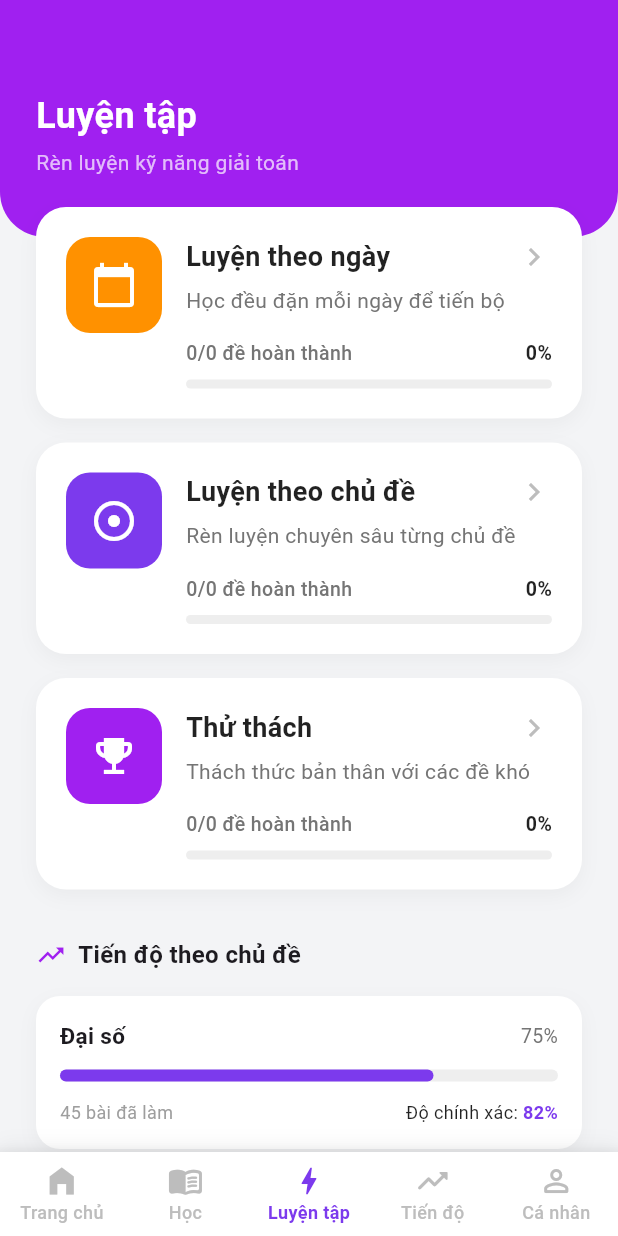
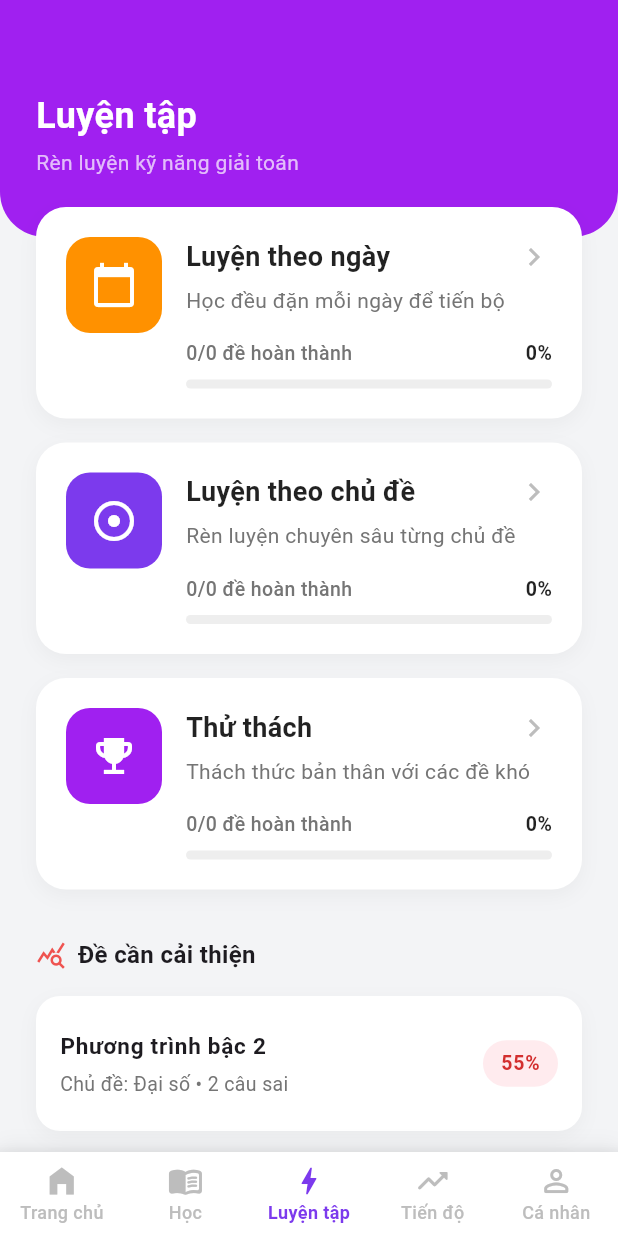
Before and after one commit to theanh2301/matchapp_frontend_03, a Flutter app: the screen it shows after launch, item 3 of the bottom bar chosen, on a phone screen of 412 x 824 dp. Run offline on Flutter 3.47's test engine with Material 3 defaults, Android fonts, the phone set to English and light mode, and no system bars; our stand-ins replace fl_chart, flip_card, flutter_card_swiper; network calls fail.

```diff
--- a/lib/ui/screens/practice/exam_screen.dart
+++ b/lib/ui/screens/practice/exam_screen.dart
@@ -9,12 +9,13 @@ import '../../../data/services/exam_service.dart'; // Nơi chứa PracticeListSe
 class QuizScreen extends StatefulWidget {
   final int practiceId; // Bắt buộc truyền ID bài tập vào
   final String title;
-
+  final int userId;
 
   const QuizScreen({
     super.key,
     required this.practiceId,
     required this.title,
+    required this.userId,
   });
 
   @override
@@ -104,7 +105,7 @@ class _QuizScreenState extends State<QuizScreen> {
     });
 
     // TODO: Lấy userId thực tế đang đăng nhập trong app của bạn
-    int currentUserId = 1;
+    int currentUserId = widget.userId;
     List<PracticeProgressRequest> requests = [];
 
     // Duyệt qua các câu hỏi đã chọn đáp án để tạo list request
--- a/lib/ui/screens/practice/practice_screen.dart
+++ b/lib/ui/screens/practice/practice_screen.dart
@@ -20,6 +20,40 @@ class _PracticeScreenState extends State<PracticeScreen> {
 
   final int currentUserId = 1;
 
+  // --- MOCK DATA: Dữ liệu mẫu cho phần Đề dưới 70% ---
+  // (Sau này bạn có thể thay thế bằng dữ liệu gọi từ API)
+  final List<Map<String, dynamic>> _weakTests = [
+    {
+      "testName": "Phương trình bậc 2",
+      "topic": "Đại số",
+      "accuracy": 0.55, // 55%
+      "mistakes": [
+        {
+          "question": "Giải phương trình: x² - 5x + 6 = 0",
+          "userAnswer": "x = 2",
+          "correctAnswer": "x = 2 hoặc x = 3"
+        },
+        {
+          "question": "Tính nghiệm kép của: x² - 4x + 4 = 0",
+          "userAnswer": "x = 4",
+          "correctAnswer": "x = 2"
+        }
+      ]
+    },
+    {
+      "testName": "Đề ôn tập Hệ thức lượng",
+      "topic": "Hình học",
+      "accuracy": 0.65, // 65%
+      "mistakes": [
+        {
+          "question": "Tính sin(45°)",
+          "userAnswer": "1/2",
+          "correctAnswer": "√2/2"
+        }
+      ]
+    }
+  ];
+
   @override
   void initState() {
     super.initState();
@@ -38,7 +72,7 @@ class _PracticeScreenState extends State<PracticeScreen> {
           crossAxisAlignment: CrossAxisAlignment.start,
           children: [
             // ==========================================
-            // 1. HEADER
+            // 1. HEADER (Giữ nguyên)
             // ==========================================
             Container(
               width: double.infinity,
@@ -76,7 +110,7 @@ class _PracticeScreenState extends State<PracticeScreen> {
             ),
 
             // ==========================================
-            // 2. CÁC THẺ BÀI TẬP (Truyền practiceType & Future)
+            // 2. CÁC THẺ BÀI TẬP (Giữ nguyên)
             // ==========================================
             Transform.translate(
               offset: const Offset(0, -20),
@@ -121,18 +155,18 @@ class _PracticeScreenState extends State<PracticeScreen> {
                     const SizedBox(height: 32),
 
                     // ==========================================
-                    // 3. TIẾN ĐỘ THEO CHỦ ĐỀ
+                    // 3 & 4 (GỘP): ĐỀ CẦN CẢI THIỆN & LỖI SAI (MỚI)
                     // ==========================================
                     Row(
                       children: [
                         Icon(
-                          Icons.trending_up,
-                          color: AppColors.purple,
+                          Icons.query_stats,
+                          color: Colors.red.shade400,
                           size: 20,
                         ),
                         const SizedBox(width: 8),
                         const Text(
-                          "Tiến độ theo chủ đề",
+                          "Đề cần cải thiện",
                           style: TextStyle(
                             fontSize: 16,
                             fontWeight: FontWeight.bold,
@@ -141,57 +175,16 @@ class _PracticeScreenState extends State<PracticeScreen> {
                       ],
                     ),
                     const SizedBox(height: 16),
-                    Column(
-                      children: [
-                        _buildSubjectProgressCard("Đại số", 0.75, "45 bài đã làm", "82%", AppColors.primary),
-                        const SizedBox(height: 12),
-                        _buildSubjectProgressCard("Hình học", 0.60, "32 bài đã làm", "78%", AppColors.green),
-                        const SizedBox(height: 12),
-                        _buildSubjectProgressCard("Lượng giác", 0.40, "18 bài đã làm", "65%", AppColors.orange),
-                      ],
-                    ),
+                    // Duyệt qua danh sách các đề yếu để render UI
+                    ..._weakTests.map((test) => Padding(
+                      padding: const EdgeInsets.only(bottom: 16.0),
+                      child: _buildExpandableWeakTestCard(test),
+                    )),
 
-                    const SizedBox(height: 32),
+                    const SizedBox(height: 16),
 
                     // ==========================================
-                    // 4. LỖI CẦN ÔN LẠI
-                    // ==========================================
-                    Row(
-                      children: [
-                        Icon(
-                          Icons.bug_report_outlined,
-                          color: Colors.red.shade400,
-                          size: 20,
-                        ),
-                        const SizedBox(width: 8),
-                        const Text(
-                          "Lỗi cần ôn lại",
-                          style: TextStyle(
-                            fontSize: 16,
-                            fontWeight: FontWeight.bold,
-                          ),
-                        ),
-                      ],
-                    ),
-                    const SizedBox(height: 16),
-                    _buildMistakeCard(
-                      tag: "Phương trình bậc 2",
-                      question: "Giải phương trình: x² - 5x + 6 = 0",
-                      userAnswer: "x = 2",
-                      correctAnswer: "x = 2 hoặc x = 3",
-                    ),
-                    const SizedBox(height: 16),
-                    _buildMistakeCard(
-                      tag: "Lượng giác",
-                      question: "Tính sin(45°)",
-                      userAnswer: "1/2",
-                      correctAnswer: "√2/2",
-                    ),
-
-                    const SizedBox(height: 32),
-
-                    // ==========================================
-                    // 5. AI GỢI Ý LUYỆN TẬP
+                    // 5. AI GỢI Ý LUYỆN TẬP (Giữ nguyên)
                     // ==========================================
                     Container(
                       padding: const EdgeInsets.all(20),
@@ -261,7 +254,7 @@ class _PracticeScreenState extends State<PracticeScreen> {
     );
   }
 
-  // --- CẬP NHẬT: Thêm practiceType và FutureBuilder vào Card ---
+  // --- WIDGET CON: Thẻ bài tập (Giữ nguyên không đổi) ---
   Widget _buildChallengeCard({
     required BuildContext context,
     required String practiceType,
@@ -275,12 +268,9 @@ class _PracticeScreenState extends State<PracticeScreen> {
     return FutureBuilder<PracticeModel>(
         future: futureStats,
         builder: (context, snapshot) {
-
-          // Giá trị mặc định khi đang tải hoặc lỗi
           String displayProgressText = "Đang tải...";
           double displayProgressValue = 0.0;
 
-          // Cập nhật giá trị khi lấy data thành công
           if (snapshot.hasData) {
             final data = snapshot.data!;
             displayProgressText = "${data.progressText} đề hoàn thành";
@@ -304,7 +294,6 @@ class _PracticeScreenState extends State<PracticeScreen> {
               child: InkWell(
                 borderRadius: BorderRadius.circular(20),
                 onTap: () {
-                  // Truyền practiceType sang màn hình danh sách để filter
                   Navigator.push(
                     context,
                     MaterialPageRoute(
@@ -314,8 +303,7 @@ class _PracticeScreenState extends State<PracticeScreen> {
                         themeColor: themeColor,
                         headerIcon: icon,
                         practiceType: practiceType,
-                        // Bạn cần cập nhật file PracticeListScreen để nhận thêm param practiceType này nhé
-                        // practiceType: practiceType,
+                        userId: currentUserId,
                       ),
                     ),
                   );
@@ -400,20 +388,16 @@ class _PracticeScreenState extends State<PracticeScreen> {
               ),
             ),
           );
-        }
-    );
+        });
   }
 
-  // --- WIDGET CON: Thanh tiến độ môn học (Giữ nguyên) ---
-  Widget _buildSubjectProgressCard(
-      String title,
-      double progress,
-      String subtitleLeft,
-      String accuracy,
-      Color color,
-      ) {
+  // --- WIDGET CON MỚI: Thẻ Đề Yếu có thể mở rộng ---
+  Widget _buildExpandableWeakTestCard(Map<String, dynamic> testData) {
+    double accuracy = testData['accuracy'];
+    int percent = (accuracy * 100).toInt();
+    List mistakes = testData['mistakes'];
+
     return Container(
-      padding: const EdgeInsets.all(16),
       decoration: BoxDecoration(
         color: AppColors.white,
         borderRadius: BorderRadius.circular(16),
@@ -425,147 +409,102 @@ class _PracticeScreenState extends State<PracticeScreen> {
           )
         ],
       ),
+      // Sử dụng Theme để ẩn 2 đường gạch viền mặc định của ExpansionTile khi mở rộng
+      child: Theme(
+        data: Theme.of(context).copyWith(dividerColor: Colors.transparent),
+        child: ExpansionTile(
+          tilePadding: const EdgeInsets.symmetric(horizontal: 16, vertical: 8),
+          childrenPadding: const EdgeInsets.only(left: 16, right: 16, bottom: 16),
+          title: Text(
+            testData['testName'],
+            style: const TextStyle(fontWeight: FontWeight.bold, fontSize: 15),
+          ),
+          subtitle: Padding(
+            padding: const EdgeInsets.only(top: 4),
+            child: Text(
+              "Chủ đề: ${testData['topic']} • ${mistakes.length} câu sai",
+              style: TextStyle(color: Colors.grey.shade600, fontSize: 13),
+            ),
+          ),
+          trailing: Container(
+            padding: const EdgeInsets.symmetric(horizontal: 12, vertical: 6),
+            decoration: BoxDecoration(
+              color: Colors.red.shade50,
+              borderRadius: BorderRadius.circular(20),
+            ),
+            child: Text(
+              "$percent%",
+              style: TextStyle(
+                color: Colors.red.shade700,
+                fontWeight: FontWeight.bold,
+                fontSize: 13,
+              ),
+            ),
+          ),
+          // Các phần tử xổ xuống (danh sách các câu sai)
+          children: mistakes.map((mistake) {
+            return _buildMistakeDetailItem(
+              question: mistake['question'],
+              userAnswer: mistake['userAnswer'],
+              correctAnswer: mistake['correctAnswer'],
+            );
+          }).toList(),
+        ),
+      ),
+    );
+  }
+
+  // --- WIDGET CON MỚI: Chi tiết từng câu sai bên trong ExpansionTile ---
+  Widget _buildMistakeDetailItem({
+    required String question,
+    required String userAnswer,
+    required String correctAnswer,
+  }) {
+    return Container(
+      margin: const EdgeInsets.only(top: 12),
+      padding: const EdgeInsets.all(12),
+      decoration: BoxDecoration(
+        color: Colors.red.withOpacity(0.03),
+        borderRadius: BorderRadius.circular(12),
+        border: Border.all(color: Colors.red.shade100, width: 1),
+      ),
       child: Column(
+        crossAxisAlignment: CrossAxisAlignment.start,
         children: [
+          Text(
+            question,
+            style: const TextStyle(fontWeight: FontWeight.w600, fontSize: 13, color: Colors.black87),
+          ),
+          const SizedBox(height: 8),
           Row(
-            mainAxisAlignment: MainAxisAlignment.spaceBetween,
+            crossAxisAlignment: CrossAxisAlignment.start,
             children: [
-              Text(
-                title,
-                style: const TextStyle(fontWeight: FontWeight.bold, fontSize: 15),
-              ),
-              Text(
-                "${(progress * 100).toInt()}%",
-                style: TextStyle(color: Colors.grey.shade600, fontSize: 13),
+              const Icon(Icons.close, color: Colors.red, size: 16),
+              const SizedBox(width: 4),
+              Expanded(
+                child: Text(
+                  "Bạn chọn: $userAnswer",
+                  style: const TextStyle(color: Colors.red, fontSize: 13),
+                ),
               ),
             ],
           ),
-          const SizedBox(height: 12),
-          LinearProgressIndicator(
-            value: progress,
-            backgroundColor: Colors.grey.shade200,
-            color: color,
-            minHeight: 8,
-            borderRadius: BorderRadius.circular(10),
-          ),
-          const SizedBox(height: 12),
+          const SizedBox(height: 4),
           Row(
-            mainAxisAlignment: MainAxisAlignment.spaceBetween,
+            crossAxisAlignment: CrossAxisAlignment.start,
             children: [
-              Text(
-                subtitleLeft,
-                style: TextStyle(color: Colors.grey.shade500, fontSize: 12),
+              const Icon(Icons.check, color: Colors.green, size: 16),
+              const SizedBox(width: 4),
+              Expanded(
+                child: Text(
+                  "Đáp án: $correctAnswer",
+                  style: const TextStyle(color: Colors.green, fontSize: 13, fontWeight: FontWeight.w500),
+                ),
               ),
-              Row(
-                children: [
-                  const Text("Độ chính xác: ", style: TextStyle(fontSize: 12, color: Colors.black87)),
-                  Text(
-                    accuracy,
-                    style: TextStyle(
-                      color: color,
-                      fontSize: 12,
-                      fontWeight: FontWeight.bold,
-                    ),
-                  ),
-                ],
-              )
             ],
           ),
         ],
       ),
     );
   }
-
-  // --- WIDGET CON: Thẻ Lỗi cần ôn lại (Giữ nguyên) ---
-  Widget _buildMistakeCard({
-    required String tag,
-    required String question,
-    required String userAnswer,
-    required String correctAnswer,
-  }) {
-    return Container(
-      padding: const EdgeInsets.all(16),
-      decoration: BoxDecoration(
-        color: AppColors.white,
-        borderRadius: BorderRadius.circular(16),
-        border: Border.all(color: Colors.red.shade200, width: 1.5),
-      ),
-      child: Column(
-        crossAxisAlignment: CrossAxisAlignment.start,
-        children: [
-          Container(
-            padding: const EdgeInsets.symmetric(horizontal: 8, vertical: 4),
-            decoration: BoxDecoration(
-              color: Colors.red.shade50,
-              borderRadius: BorderRadius.circular(6),
-            ),
-            child: Text(
-              tag,
-              style: TextStyle(
-                color: Colors.red.shade400,
-                fontSize: 11,
-                fontWeight: FontWeight.bold,
-              ),
-            ),
-          ),
-          const SizedBox(height: 12),
-          Text(
-            question,
-            style: const TextStyle(fontWeight: FontWeight.bold, fontSize: 14),
-          ),
-          const SizedBox(height: 8),
-          Row(
-            children: [
-              const Text(
-                "Bạn: ",
-                style: TextStyle(
-                  color: Colors.red,
-                  fontWeight: FontWeight.bold,
-                  fontSize: 13,
-                ),
-              ),
-              Text(
-                userAnswer,
-                style: const TextStyle(fontSize: 13, color: Colors.black87),
-              ),
-            ],
-          ),
-          const SizedBox(height: 4),
-          Row(
-            children: [
-              const Text(
-                "Đúng: ",
-                style: TextStyle(
-                  color: AppColors.green,
-                  fontWeight: FontWeight.bold,
-                  fontSize: 13,
-                ),
-              ),
-              Text(
-                correctAnswer,
-                style: const TextStyle(fontSize: 13, color: Colors.black87),
-              ),
-            ],
-          ),
-          const SizedBox(height: 12),
-          GestureDetector(
-            onTap: () {},
-            child: const Row(
-              children: [
-                Text(
-                  "Học lại khái niệm này ",
-                  style: TextStyle(
-                    color: AppColors.primary,
-                    fontSize: 13,
-                    fontWeight: FontWeight.bold,
-                  ),
-                ),
-                Icon(Icons.arrow_right_alt, color: AppColors.primary, size: 16),
-              ],
-            ),
-          ),
-        ],
-      ),
-    );
-  }
 }
```
Also changed, not shown: lib/ui/screens/practice/practice_list_screen.dart (+100 -56 lines).
